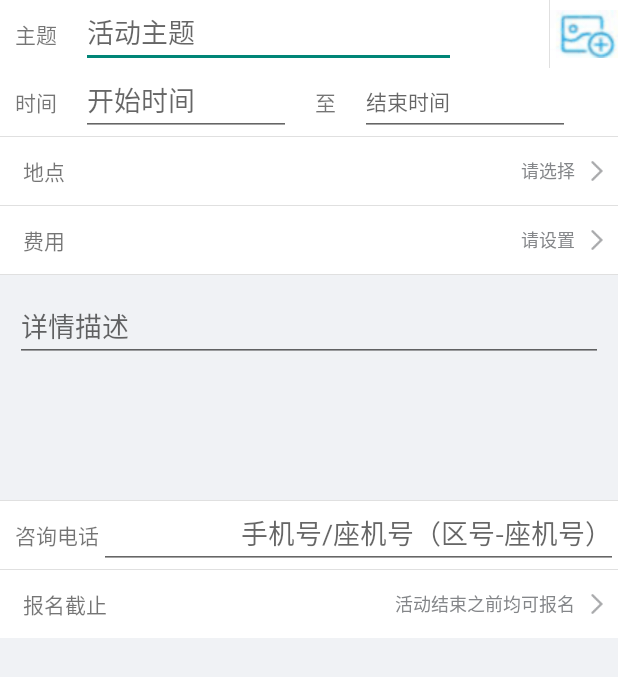
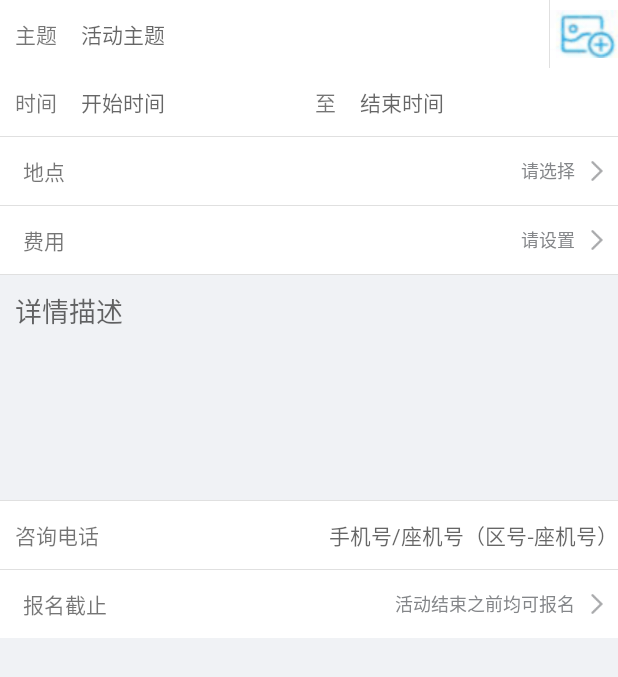
Before and after one commit to xz65669983/Toutiao-master, an Android app: the layout fragment_issue_activity.xml on its own in the app's theme, with its tools: preview values and no code run, on a phone screen of 412 x 824 dp. Shown: the top 677 px of the screen. Run offline under Robolectric (Android 15) with nearby library versions, the phone set to English and light mode, and no system bars.

Commit message:
完成接口！！！！

```diff
--- a/app/src/main/java/com/meiji/elegantcommuncity/activity/SignupActivity.java
+++ b/app/src/main/java/com/meiji/elegantcommuncity/activity/SignupActivity.java
@@ -84,8 +84,8 @@ public class SignupActivity extends AppCompatActivity {
                     Log.i(TAG, "注册返回数据:"+respond);
                     JsonElement je = new JsonParser().parse(respond);
                     String resultCode = je.getAsJsonObject().get("resultCode").toString();
-
-                    if("0000".contentEquals(resultCode)){
+                    Log.i(TAG, "resultCode:"+resultCode);
+                    if(resultCode.contains("0000")){
                         Toast.makeText(SignupActivity.this,"注册成功",Toast.LENGTH_LONG).show();
                         Intent intent=new Intent(SignupActivity.this,IdentifyIDActivity.class);
                         startActivity(intent);
--- a/app/src/main/java/com/meiji/elegantcommuncity/retrofit/MyRetrofit.java
+++ b/app/src/main/java/com/meiji/elegantcommuncity/retrofit/MyRetrofit.java
@@ -1,5 +1,7 @@
 package com.meiji.elegantcommuncity.retrofit;
 
+
+import com.meiji.elegantcommuncity.Constant;
 
 import retrofit2.Retrofit;
 import retrofit2.converter.gson.GsonConverterFactory;
@@ -15,7 +17,7 @@ public class MyRetrofit {
         if(retrofit==null){
              retrofit = new Retrofit.Builder()
                    // .baseUrl("http://kikipar.imwork.net:29296/")
-                     .baseUrl("http://121.43.175.88:9080/")
+                     .baseUrl(ConstantURL.URL)
                      .addConverterFactory(GsonConverterFactory.create())
                      .build();
         }
--- a/app/src/main/java/com/meiji/elegantcommuncity/retrofit/UserService.java
+++ b/app/src/main/java/com/meiji/elegantcommuncity/retrofit/UserService.java
@@ -32,7 +32,7 @@ public interface UserService {
     @POST("elegant/user/logout")
     @Headers({"Content-Type: application/json","Accept: application/json"})//需要添加头
     Call<ResponseBody> logOut(@Body User user);
-    @POST("fileUpload")
+    @POST("elegant/multiFileUpload")
     @Multipart
     Call<ResponseBody> upLoadCertificateId(@Part List<MultipartBody.Part> partList);
 
--- a/app/src/main/res/layout/fragment_issue_activity.xml
+++ b/app/src/main/res/layout/fragment_issue_activity.xml
@@ -21,6 +21,8 @@
             android:textSize="@dimen/font_size_normal" />
 
         <EditText
+            android:textSize="@dimen/font_size_normal"
+            android:background="@null"
             android:layout_width="250dp"
             android:layout_height="match_parent"
             android:layout_alignParentTop="true"
@@ -61,6 +63,8 @@
             android:textSize="@dimen/font_size_normal" />
 
         <EditText
+            android:textSize="@dimen/font_size_normal"
+            android:background="@null"
             android:id="@+id/start_time"
             android:layout_width="140dp"
             android:layout_height="match_parent"
@@ -85,6 +89,8 @@
             android:textSize="@dimen/font_size_normal" />
 
         <EditText
+
+            android:background="@null"
             android:layout_width="140dp"
             android:layout_height="match_parent"
             android:layout_alignParentTop="true"
@@ -124,6 +130,7 @@
         android:layout_width="match_parent"
         android:layout_height="150dp">
         <EditText
+            android:background="@null"
             android:layout_margin="@dimen/margin_space"
             android:layout_width="match_parent"
             android:layout_height="match_parent"
@@ -138,12 +145,15 @@
         android:layout_height="@dimen/height_row"
         android:orientation="horizontal">
         <TextView
+            android:background="@null"
             android:layout_marginLeft="@dimen/margin_space"
             android:layout_width="wrap_content"
             android:layout_height="match_parent"
             android:gravity="center_vertical"
             android:text="咨询电话"/>
         <EditText
+            android:textSize="@dimen/font_size_normal"
+            android:background="@null"
             android:layout_width="match_parent"
             android:layout_height="match_parent"
             android:gravity="right|center_vertical"
```
Also changed, not shown: app/src/main/java/com/meiji/elegantcommuncity/activity/IdentifyIDActivity.java (+9 -8 lines), app/src/main/java/com/meiji/elegantcommuncity/module/media/channel/PersonalCenterFragment.java (+55 -15 lines), app/src/main/java/com/meiji/elegantcommuncity/retrofit/ConstantURL.java (added, +9 -0 lines), app/src/main/java/com/meiji/elegantcommuncity/retrofit/RetrofitImageAPI.java (added, +16 -0 lines), app/src/main/java/com/meiji/elegantcommuncity/retrofit/RxRetrofit.java (added, +24 -0 lines).
